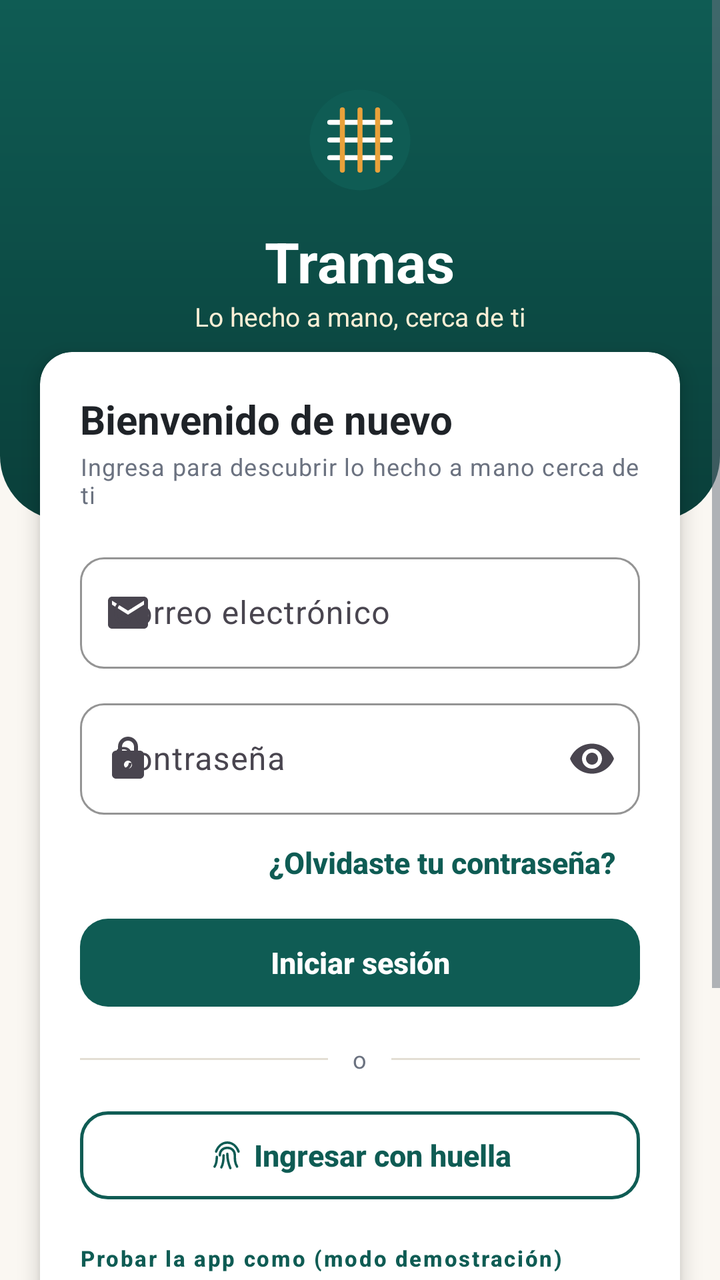
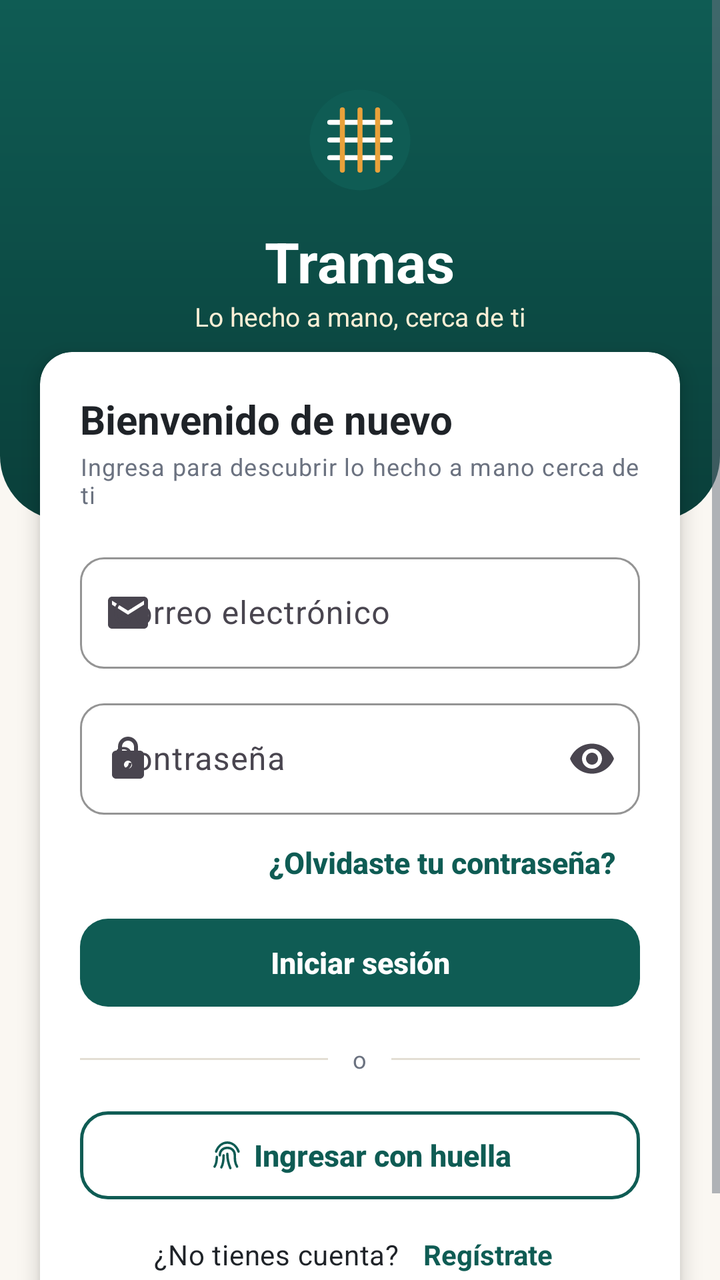

An Android layout rendered at two revisions. The XML below is the earlier revision; the diff shows what the commit changed to produce the second picture.
<!-- AndroidManifest.xml: application theme Theme.Tramas -->
<!-- res/layout/activity_login.xml -->
<?xml version="1.0" encoding="utf-8"?>
<ScrollView xmlns:android="http://schemas.android.com/apk/res/android"
    xmlns:app="http://schemas.android.com/apk/res-auto"
    android:layout_width="match_parent"
    android:layout_height="match_parent"
    android:fillViewport="true">

    <FrameLayout
        android:layout_width="match_parent"
        android:layout_height="wrap_content">

        <View
            android:layout_width="match_parent"
            android:layout_height="260dp"
            android:background="@drawable/bg_header_primary" />

        <LinearLayout
            android:layout_width="match_parent"
            android:layout_height="wrap_content"
            android:gravity="center_horizontal"
            android:orientation="vertical"
            android:paddingTop="36dp">

            <ImageView
                android:layout_width="68dp"
                android:layout_height="68dp"
                android:contentDescription="@null"
                android:src="@drawable/ic_logo" />

            <TextView
                android:layout_width="wrap_content"
                android:layout_height="wrap_content"
                android:layout_marginTop="8dp"
                android:text="@string/app_name"
                android:textColor="@color/white"
                android:textSize="28sp"
                android:textStyle="bold" />

            <TextView
                android:layout_width="wrap_content"
                android:layout_height="wrap_content"
                android:text="@string/tagline"
                android:textColor="@color/ochre_soft"
                android:textSize="13sp" />
        </LinearLayout>

        <com.google.android.material.card.MaterialCardView
            style="@style/Widget.Tramas.Card"
            android:layout_width="match_parent"
            android:layout_height="wrap_content"
            android:layout_marginStart="20dp"
            android:layout_marginTop="176dp"
            android:layout_marginEnd="20dp"
            android:layout_marginBottom="24dp"
            app:cardElevation="6dp">

            <LinearLayout
                android:layout_width="match_parent"
                android:layout_height="wrap_content"
                android:orientation="vertical"
                android:padding="20dp">

                <TextView
                    android:layout_width="wrap_content"
                    android:layout_height="wrap_content"
                    android:text="@string/bienvenido_de_nuevo"
                    android:textAppearance="@style/TextAppearance.Tramas.Headline" />

                <TextView
                    android:layout_width="wrap_content"
                    android:layout_height="wrap_content"
                    android:layout_marginTop="2dp"
                    android:text="@string/ingresa_para_descubrir_lo_hecho_a_mano"
                    android:textAppearance="@style/TextAppearance.Tramas.Caption" />

                <com.google.android.material.textfield.TextInputLayout
                    android:id="@+id/tilEmail"
                    android:layout_width="match_parent"
                    android:layout_height="wrap_content"
                    android:layout_marginTop="18dp"
                    android:hint="@string/correo_electronico"
                    app:startIconDrawable="@drawable/ic_mail">

                    <com.google.android.material.textfield.TextInputEditText
                        android:id="@+id/etEmail"
                        android:layout_width="match_parent"
                        android:layout_height="wrap_content"
                        android:inputType="textEmailAddress" />
                </com.google.android.material.textfield.TextInputLayout>

                <com.google.android.material.textfield.TextInputLayout
                    android:id="@+id/tilPassword"
                    android:layout_width="match_parent"
                    android:layout_height="wrap_content"
                    android:layout_marginTop="12dp"
                    android:hint="@string/contrasena"
                    app:endIconMode="password_toggle"
                    app:startIconDrawable="@drawable/ic_lock">

                    <com.google.android.material.textfield.TextInputEditText
                        android:id="@+id/etPassword"
                        android:layout_width="match_parent"
                        android:layout_height="wrap_content"
                        android:inputType="textPassword" />
                </com.google.android.material.textfield.TextInputLayout>

                <com.google.android.material.button.MaterialButton
                    android:id="@+id/btnForgot"
                    style="@style/Widget.Material3.Button.TextButton"
                    android:layout_width="wrap_content"
                    android:layout_height="wrap_content"
                    android:layout_gravity="end"
                    android:text="@string/olvidaste_tu_contrasena"
                    android:textColor="?attr/colorPrimary" />

                <com.google.android.material.button.MaterialButton
                    android:id="@+id/btnLogin"
                    android:layout_width="match_parent"
                    android:layout_height="wrap_content"
                    android:text="@string/iniciar_sesion" />

                <LinearLayout
                    android:layout_width="match_parent"
                    android:layout_height="wrap_content"
                    android:layout_marginTop="14dp"
                    android:layout_marginBottom="14dp"
                    android:gravity="center_vertical"
                    android:orientation="horizontal">

                    <View
                        android:layout_width="0dp"
                        android:layout_height="1dp"
                        android:layout_weight="1"
                        android:background="@color/line" />

                    <TextView
                        android:layout_width="wrap_content"
                        android:layout_height="wrap_content"
                        android:layout_marginStart="12dp"
                        android:layout_marginEnd="12dp"
                        android:text="@string/o"
                        android:textAppearance="@style/TextAppearance.Tramas.Caption" />

                    <View
                        android:layout_width="0dp"
                        android:layout_height="1dp"
                        android:layout_weight="1"
                        android:background="@color/line" />
                </LinearLayout>

                <com.google.android.material.button.MaterialButton
                    android:id="@+id/btnBiometric"
                    style="@style/Widget.Tramas.Button.Outlined"
                    android:layout_width="match_parent"
                    android:layout_height="wrap_content"
                    android:text="@string/ingresar_con_huella"
                    app:icon="@drawable/ic_fingerprint"
                    app:iconGravity="textStart"
                    app:iconTint="?attr/colorPrimary" />

                <TextView
                    android:layout_width="wrap_content"
                    android:layout_height="wrap_content"
                    android:layout_marginTop="18dp"
                    android:text="@string/probar_la_app_como_modo_demostracion"
                    android:textAppearance="@style/TextAppearance.Tramas.Overline" />

                <com.google.android.material.chip.ChipGroup
                    android:id="@+id/chipRole"
                    android:layout_width="match_parent"
                    android:layout_height="wrap_content"
                    android:layout_marginTop="6dp"
                    app:selectionRequired="true"
                    app:singleSelection="true">

                    <com.google.android.material.chip.Chip
                        android:id="@+id/chipBuyer"
                        android:layout_width="wrap_content"
                        android:layout_height="wrap_content"
                        android:checked="true"
                        android:text="@string/comprador" />

                    <com.google.android.material.chip.Chip
                        android:id="@+id/chipSeller"
                        android:layout_width="wrap_content"
                        android:layout_height="wrap_content"
                        android:text="@string/vendedor" />

                    <com.google.android.material.chip.Chip
                        android:id="@+id/chipAdmin"
                        android:layout_width="wrap_content"
                        android:layout_height="wrap_content"
                        android:text="@string/administrador" />
                </com.google.android.material.chip.ChipGroup>

                <LinearLayout
                    android:layout_width="match_parent"
                    android:layout_height="wrap_content"
                    android:layout_marginTop="8dp"
                    android:gravity="center"
                    android:orientation="horizontal">

                    <TextView
                        android:layout_width="wrap_content"
                        android:layout_height="wrap_content"
                        android:text="@string/no_tienes_cuenta"
                        android:textAppearance="@style/TextAppearance.Tramas.Body" />

                    <TextView
                        android:id="@+id/tvRegister"
                        android:layout_width="wrap_content"
                        android:layout_height="wrap_content"
                        android:layout_marginStart="6dp"
                        android:padding="6dp"
                        android:text="@string/registrate"
                        android:textColor="?attr/colorPrimary"
                        android:textStyle="bold" />
                </LinearLayout>
            </LinearLayout>
        </com.google.android.material.card.MaterialCardView>
    </FrameLayout>
</ScrollView>
<!-- resources referenced by this layout -->
<resources>
  <color name="line">#E3DED4</color>
  <color name="ochre_soft">#FBEFD6</color>
  <color name="white">#FFFFFF</color>
  <string name="administrador">Administrador</string>
  <string name="app_name">Tramas</string>
  <string name="bienvenido_de_nuevo">Bienvenido de nuevo</string>
  <string name="comprador">Comprador</string>
  <string name="contrasena">Contraseña</string>
  <string name="correo_electronico">Correo electrónico</string>
  <string name="ingresa_para_descubrir_lo_hecho_a_mano">Ingresa para descubrir lo hecho a mano cerca de ti</string>
  <string name="ingresar_con_huella">Ingresar con huella</string>
  <string name="iniciar_sesion">Iniciar sesión</string>
  <string name="no_tienes_cuenta">¿No tienes cuenta?</string>
  <string name="o">o</string>
  <string name="olvidaste_tu_contrasena">¿Olvidaste tu contraseña?</string>
  <string name="probar_la_app_como_modo_demostracion">Probar la app como (modo demostración)</string>
  <string name="registrate">Regístrate</string>
  <string name="tagline">Lo hecho a mano, cerca de ti</string>
  <string name="vendedor">Vendedor</string>
  <style name="TextAppearance.Tramas.Body" parent="TextAppearance.Material3.BodyMedium">
          <item name="android:textSize">14sp</item>
          <item name="android:textColor">@color/ink</item>
      </style>
  <style name="TextAppearance.Tramas.Caption" parent="TextAppearance.Material3.BodySmall">
          <item name="android:textSize">12sp</item>
          <item name="android:textColor">@color/ink_muted</item>
      </style>
  <style name="TextAppearance.Tramas.Headline" parent="TextAppearance.Material3.HeadlineSmall">
          <item name="android:textSize">20sp</item>
          <item name="android:textStyle">bold</item>
          <item name="android:textColor">@color/ink</item>
      </style>
  <style name="TextAppearance.Tramas.Overline" parent="TextAppearance.Material3.LabelSmall">
          <item name="android:textSize">11sp</item>
          <item name="android:textStyle">bold</item>
          <item name="android:letterSpacing">0.08</item>
          <item name="android:textColor">?attr/colorPrimary</item>
      </style>
  <style name="Widget.Tramas.Card" parent="Widget.Material3.CardView.Elevated">
          <item name="cardCornerRadius">@dimen/radius_card</item>
          <item name="cardElevation">@dimen/card_elevation</item>
          <item name="cardBackgroundColor">@color/surface</item>
      </style>
  <color name="ink">#1F2328</color>
  <color name="ink_muted">#6B7280</color>
  <dimen name="button_height">52dp</dimen>
  <dimen name="radius_button">14dp</dimen>
  <dimen name="radius_card">16dp</dimen>
  <dimen name="card_elevation">2dp</dimen>
  <color name="surface">#FFFFFF</color>
  <color name="teal">#0F5C54</color>
  <color name="teal_dark">#0A3F3A</color>
  <color name="teal_soft">#E1EFEC</color>
  <color name="ochre">#E9A23B</color>
  <color name="canvas">#FAF7F2</color>
  <color name="danger">#C0392B</color>
  <style name="ShapeAppearance.Tramas.Small" parent="ShapeAppearance.Material3.SmallComponent">
          <item name="cornerFamily">rounded</item>
          <item name="cornerSize">10dp</item>
      </style>
  <style name="ShapeAppearance.Tramas.Medium" parent="ShapeAppearance.Material3.MediumComponent">
          <item name="cornerFamily">rounded</item>
          <item name="cornerSize">16dp</item>
      </style>
  <style name="Widget.Tramas.Chip" parent="Widget.Material3.Chip.Filter">
          <item name="chipCornerRadius">18dp</item>
          <item name="chipBackgroundColor">@color/surface</item>
          <item name="chipStrokeColor">@color/line</item>
          <item name="chipStrokeWidth">1dp</item>
      </style>
  <style name="Widget.Tramas.BottomNav.Indicator" parent="Widget.Material3.BottomNavigationView.ActiveIndicator">
          <item name="android:color">?attr/colorPrimaryContainer</item>
      </style>
  <!-- unchanged entries left out for length: 11 -->
</resources>

<!-- the commit's change to res/layout/activity_login.xml (unified diff, before → after) -->
@@ -158,41 +158,6 @@
                     app:iconGravity="textStart"
                     app:iconTint="?attr/colorPrimary" />
 
-                <TextView
-                    android:layout_width="wrap_content"
-                    android:layout_height="wrap_content"
-                    android:layout_marginTop="18dp"
-                    android:text="@string/probar_la_app_como_modo_demostracion"
-                    android:textAppearance="@style/TextAppearance.Tramas.Overline" />
-
-                <com.google.android.material.chip.ChipGroup
-                    android:id="@+id/chipRole"
-                    android:layout_width="match_parent"
-                    android:layout_height="wrap_content"
-                    android:layout_marginTop="6dp"
-                    app:selectionRequired="true"
-                    app:singleSelection="true">
-
-                    <com.google.android.material.chip.Chip
-                        android:id="@+id/chipBuyer"
-                        android:layout_width="wrap_content"
-                        android:layout_height="wrap_content"
-                        android:checked="true"
-                        android:text="@string/comprador" />
-
-                    <com.google.android.material.chip.Chip
-                        android:id="@+id/chipSeller"
-                        android:layout_width="wrap_content"
-                        android:layout_height="wrap_content"
-                        android:text="@string/vendedor" />
-
-                    <com.google.android.material.chip.Chip
-                        android:id="@+id/chipAdmin"
-                        android:layout_width="wrap_content"
-                        android:layout_height="wrap_content"
-                        android:text="@string/administrador" />
-                </com.google.android.material.chip.ChipGroup>
-
                 <LinearLayout
                     android:layout_width="match_parent"
                     android:layout_height="wrap_content"
<!-- resource entries referenced after the edit -->
@@ -3,10 +3,8 @@
   <color name="line">#E3DED4</color>
   <color name="ochre_soft">#FBEFD6</color>
   <color name="white">#FFFFFF</color>
-  <string name="administrador">Administrador</string>
   <string name="app_name">Tramas</string>
   <string name="bienvenido_de_nuevo">Bienvenido de nuevo</string>
-  <string name="comprador">Comprador</string>
   <string name="contrasena">Contraseña</string>
   <string name="correo_electronico">Correo electrónico</string>
   <string name="ingresa_para_descubrir_lo_hecho_a_mano">Ingresa para descubrir lo hecho a mano cerca de ti</string>
@@ -15,10 +13,8 @@
   <string name="no_tienes_cuenta">¿No tienes cuenta?</string>
   <string name="o">o</string>
   <string name="olvidaste_tu_contrasena">¿Olvidaste tu contraseña?</string>
-  <string name="probar_la_app_como_modo_demostracion">Probar la app como (modo demostración)</string>
   <string name="registrate">Regístrate</string>
   <string name="tagline">Lo hecho a mano, cerca de ti</string>
-  <string name="vendedor">Vendedor</string>
   <style name="TextAppearance.Tramas.Body" parent="TextAppearance.Material3.BodyMedium">
           <item name="android:textSize">14sp</item>
           <item name="android:textColor">@color/ink</item>
@@ -31,12 +27,6 @@
           <item name="android:textSize">20sp</item>
           <item name="android:textStyle">bold</item>
           <item name="android:textColor">@color/ink</item>
-      </style>
-  <style name="TextAppearance.Tramas.Overline" parent="TextAppearance.Material3.LabelSmall">
-          <item name="android:textSize">11sp</item>
-          <item name="android:textStyle">bold</item>
-          <item name="android:letterSpacing">0.08</item>
-          <item name="android:textColor">?attr/colorPrimary</item>
       </style>
   <style name="Widget.Tramas.Card" parent="Widget.Material3.CardView.Elevated">
           <item name="cardCornerRadius">@dimen/radius_card</item>
